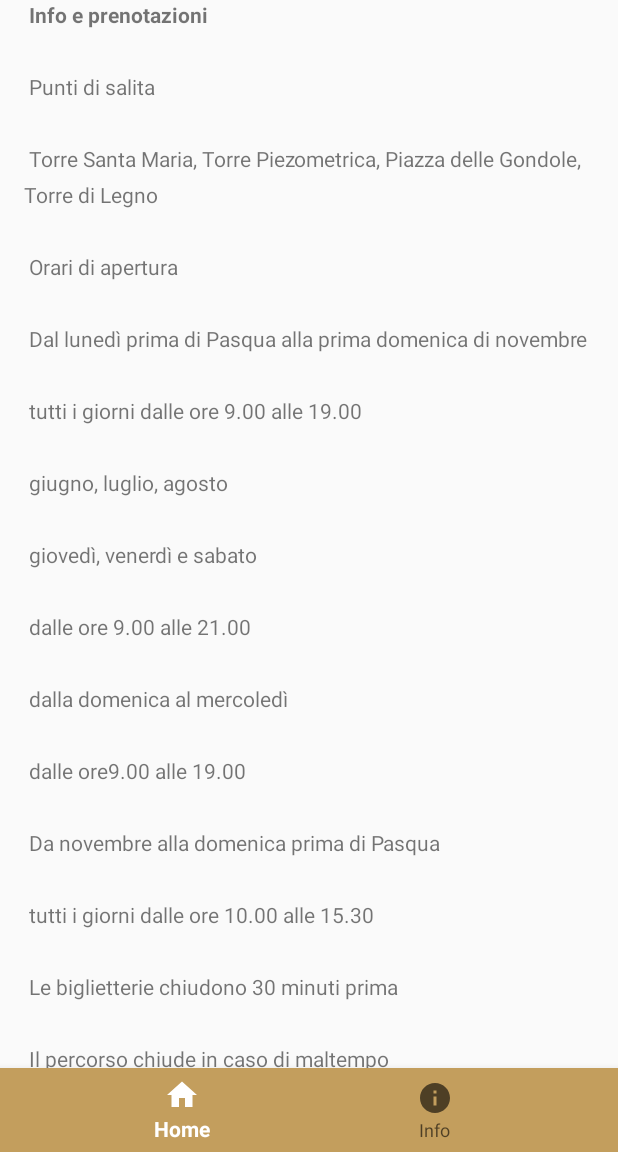
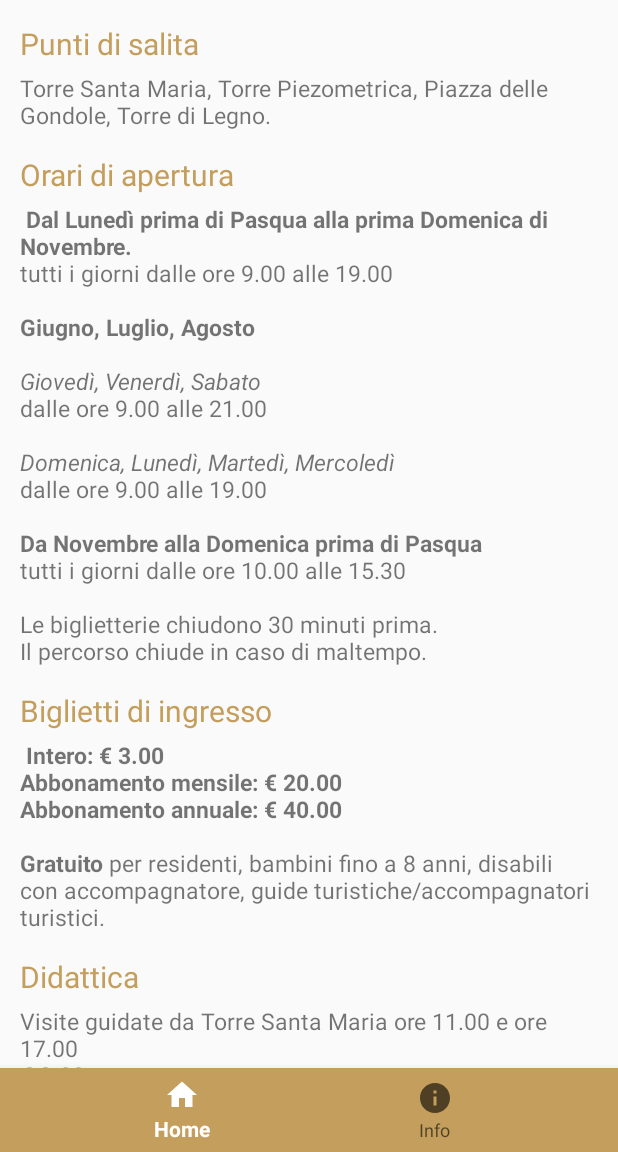
Before and after one commit to FCatinella/A_spasso_sulle_mura, an Android app: the screen it shows after launch (MainActivity), on a phone screen of 412 x 824 dp, the part 84-1236 px from its top. Run offline under Robolectric (Android 15) with nearby library versions, the light colour scheme and no system bars; 4 statements that could not run were skipped.

Commit message:
Info sistemate definitivamente (?)

```diff
--- a/app/src/main/res/layout/activity_main.xml
+++ b/app/src/main/res/layout/activity_main.xml
@@ -26,7 +26,7 @@
         android:id="@+id/viewpager"
         android:layout_width="match_parent"
         android:layout_height="0dp"
-        app:layout_constraintBottom_toBottomOf="parent"
+        app:layout_constraintBottom_toTopOf="@+id/navigation"
         app:layout_constraintEnd_toEndOf="parent"
         app:layout_constraintStart_toStartOf="parent"
         app:layout_constraintTop_toTopOf="parent">
--- a/app/src/main/res/layout/info_layout.xml
+++ b/app/src/main/res/layout/info_layout.xml
@@ -1,23 +1,140 @@
 <?xml version="1.0" encoding="utf-8"?>
-<android.support.v4.widget.NestedScrollView xmlns:android="http://schemas.android.com/apk/res/android"
-    xmlns:app="http://schemas.android.com/apk/res-auto"
-    xmlns:tools="http://schemas.android.com/tools"
+<android.support.constraint.ConstraintLayout xmlns:android="http://schemas.android.com/apk/res/android"
     android:layout_width="match_parent"
     android:layout_height="match_parent"
-    app:layout_behavior="@string/appbar_scrolling_view_behavior"
-    tools:context=".Monu_detailsActivity"
-    tools:showIn="@layout/info_layout">
+    xmlns:tools="http://schemas.android.com/tools"
+    xmlns:app="http://schemas.android.com/apk/res-auto"
+    tools:context=".MainActivity">
 
-    <TextView
-        android:id="@+id/tv_scrolling"
-        android:layout_width="wrap_content"
-        android:layout_height="wrap_content"
-        android:layout_marginBottom="@dimen/activity_vertical_margin"
-        android:layout_marginLeft="@dimen/activity_horizontal_margin"
-        android:layout_marginRight="@dimen/activity_horizontal_margin"
-        android:layout_marginTop="@dimen/activity_vertical_margin"
-        android:lineSpacingExtra="8dp"
-        android:text="@string/informazioni"
-        android:textIsSelectable="true" />
+    <ScrollView
+        android:layout_width="match_parent"
+        android:layout_height="match_parent">
 
-</android.support.v4.widget.NestedScrollView>
+        <LinearLayout
+            android:layout_width="match_parent"
+            android:layout_height="wrap_content"
+            android:orientation="vertical" >
+
+            <TextView
+                android:id="@+id/infotextView2"
+                android:layout_width="match_parent"
+                android:layout_height="wrap_content"
+                android:textSize="20dp"
+                android:layout_marginLeft="13dp"
+                android:textColor="@color/colorAccent"
+                android:layout_marginTop="15dp"
+                android:text="@string/punti_di_salita_title" />
+
+            <TextView
+                android:id="@+id/infotextView3"
+                android:layout_width="match_parent"
+                android:layout_height="wrap_content"
+                android:textSize="15dp"
+                android:layout_marginLeft="13dp"
+                android:layout_marginRight="13dp"
+                android:layout_marginTop="5dp"
+                android:text="@string/punti_di_salita" />
+
+            <TextView
+                android:id="@+id/infotextView4"
+                android:layout_width="match_parent"
+                android:layout_height="wrap_content"
+                android:textSize="20dp"
+                android:layout_marginLeft="13dp"
+                android:textColor="@color/colorAccent"
+                android:layout_marginTop="15dp"
+                android:text="@string/orari_title" />
+
+            <TextView
+                android:id="@+id/infotextView5"
+                android:layout_width="match_parent"
+                android:layout_height="wrap_content"
+                android:textSize="15dp"
+                android:layout_marginLeft="13dp"
+                android:layout_marginRight="13dp"
+                android:layout_marginTop="5dp"
+                android:text="@string/orari" />
+            <TextView
+                android:id="@+id/infotextView6"
+                android:layout_width="match_parent"
+                android:layout_height="wrap_content"
+                android:textSize="20dp"
+                android:layout_marginLeft="13dp"
+                android:textColor="@color/colorAccent"
+                android:layout_marginTop="15dp"
+                android:text="@string/biglietti_title" />
+
+            <TextView
+                android:id="@+id/infotextView7"
+                android:layout_width="match_parent"
+                android:layout_height="wrap_content"
+                android:textSize="15dp"
+                android:layout_marginLeft="13dp"
+                android:layout_marginRight="13dp"
+                android:layout_marginTop="5dp"
+                android:text="@string/biglietti" />
+            <TextView
+                android:id="@+id/infotextView8"
+                android:layout_width="match_parent"
+                android:layout_height="wrap_content"
+                android:textSize="20dp"
+                android:layout_marginLeft="13dp"
+                android:textColor="@color/colorAccent"
+                android:layout_marginTop="15dp"
+                android:text="@string/didattica_title" />
+
+            <TextView
+                android:id="@+id/infotextView9"
+                android:layout_width="match_parent"
+                android:layout_height="wrap_content"
+                android:textSize="15dp"
+                android:layout_marginRight="13dp"
+                android:layout_marginLeft="13dp"
+                android:layout_marginTop="5dp"
+                android:text="@string/didattica" />
+
+            <TextView
+                android:id="@+id/infotextView10"
+                android:layout_width="match_parent"
+                android:layout_height="wrap_content"
+                android:textSize="20dp"
+                android:layout_marginLeft="13dp"
+                android:textColor="@color/colorAccent"
+                android:layout_marginTop="15dp"
+                android:text="@string/accessibilita_title" />
+
+            <TextView
+                android:id="@+id/infotextView11"
+                android:layout_width="match_parent"
+                android:layout_height="wrap_content"
+                android:textSize="15dp"
+                android:layout_marginRight="13dp"
+                android:layout_marginLeft="13dp"
+                android:layout_marginTop="5dp"
+                android:text="@string/accessibilita" />
+
+            <TextView
+                android:id="@+id/infotextView12"
+                android:layout_width="match_parent"
+                android:layout_height="wrap_content"
+                android:textSize="20dp"
+                android:layout_marginLeft="13dp"
+                android:textColor="@color/colorAccent"
+                android:layout_marginTop="15dp"
+                android:text="@string/informazioni_title" />
+
+            <TextView
+                android:id="@+id/infotextView13"
+                android:layout_width="match_parent"
+                android:layout_height="wrap_content"
+                android:textSize="15dp"
+                android:layout_marginRight="13dp"
+                android:layout_marginLeft="13dp"
+                android:layout_marginTop="5dp"
+                android:layout_marginBottom="15dp"
+                android:text="@string/informazioni" />
+
+        </LinearLayout>
+
+    </ScrollView>
+</android.support.constraint.ConstraintLayout>
--- a/app/src/main/res/values/strings.xml
+++ b/app/src/main/res/values/strings.xml
@@ -93,59 +93,42 @@
         "For example, position the FAB to one side of stream of a cards so the FAB won’t interfere "
         "when a user tries to pick up one of cards.\n\n"
     </string>
-    <string name="informazioni">
-                <b>"Info e prenotazioni\n\n"</b>
-        "Punti di salita\n\n"
-        "Torre Santa Maria, Torre Piezometrica, Piazza delle Gondole, Torre di Legno\n\n"
 
-        "Orari di apertura\n\n"
-        "Dal lunedì prima di Pasqua alla prima domenica di novembre\n\n"
 
-        "tutti i giorni dalle ore 9.00 alle 19.00\n\n"
+    <string name="punti_di_salita_title">Punti di salita</string>
+    <string name="punti_di_salita">Torre Santa Maria, Torre Piezometrica, Piazza delle Gondole, Torre di Legno.</string>
+    <string name="orari_title">Orari di apertura</string>
+    <string name="orari">
+        <b>Dal Lunedì prima di Pasqua alla prima Domenica di Novembre.</b>
+        \ntutti i giorni dalle ore 9.00 alle 19.00
+        <b>\n\nGiugno, Luglio, Agosto</b>
+        \n\n<i>Giovedì, Venerdì, Sabato</i>
+        \ndalle ore 9.00 alle 21.00
+        \n\n<i>Domenica, Lunedì, Martedì, Mercoledì</i>
+        \ndalle ore 9.00 alle 19.00
+        <b>\n\nDa Novembre alla Domenica prima di Pasqua</b>
+        \ntutti i giorni dalle ore 10.00 alle 15.30
+        \n\nLe biglietterie chiudono 30 minuti prima.
+        \nIl percorso chiude in caso di maltempo.
+    </string>
+    <string name="biglietti_title">Biglietti di ingresso</string>
+    <string name="biglietti">
+        <b>Intero: € 3.00</b>
+        \n<b>Abbonamento mensile: € 20.00</b>
+        \n<b>Abbonamento annuale: € 40.00</b>
+        \n\n<b>Gratuito</b> per residenti, bambini fino a 8 anni, disabili con accompagnatore, guide turistiche/accompagnatori turistici.
+    </string>
+    <string name="accessibilita_title">Accessibilità</string>
+    <string name="accessibilita">Accesso per i visitatori diversamente abili presso Torre Piezometrica, Piazza delle Gondole e Torre di Legno.
+        \n\nIl percorso in quota è accessibile in autonomia dalla Torre di Legno alla Torre del Barbagianni e nell"'"intero tratto da Piazza Gondole a Porta Manin.
+        \n\nPercorso in quota parzialmente accessibile.</string>
+    <string name="didattica_title">Didattica</string>
+    <string name="didattica">Visite guidate da Torre Santa Maria ore 11.00 e ore 17.00
+    \n<b>€ 2.00</b></string>
+    <string name="informazioni_title">Informazioni</string>
+    <string name="informazioni"><b>+39 050 0987480</b>
+        \n<b>tutti i giorni dalle 9.00 alle 19.00</b>
+    </string>
 
-        "giugno, luglio, agosto\n\n"
-
-        "giovedì, venerdì e sabato\n\n"
-
-        "dalle ore 9.00 alle 21.00\n\n"
-
-        "dalla domenica al mercoledì\n\n"
-
-        "dalle ore9.00 alle 19.00\n\n"
-
-        "Da novembre alla domenica prima di Pasqua\n\n"
-
-        "tutti i giorni dalle ore 10.00 alle 15.30\n\n"
-
-        "Le biglietterie chiudono 30 minuti prima\n\n"
-
-        "Il percorso chiude in caso di maltempo\n\n"
-
-        "Biglietti di ingresso\n\n"
-        "€ 3.00\n\n"
-
-        "€ 20.00 abbonamento mensile\n\n"
-
-        "€ 40.00 abbonamento annuale\n\n"
-
-        "Gratuito
-
-        gratuito per residenti, bambini fino a 8 anni, disabili con accompagnatore, guide turistiche /accompagnatori turistici
-
-        Didattica
-        € 2.00 Visite guidate da Torre Santa Maria ore 11.00 e ore 17.00
-
-        Accessibilità
-        Accesso per i visitatori diversamente abili presso Torre Piezometrica, Piazza delle Gondole e Torre di Legno.
-
-        Il percorso in quota è accessibile in autonomia dalla Torre di Legno alla Torre del Barbagianni e nell'intero tratto da Piazza Gondole a Porta Manin.
-
-        Percorso in quota parzialmente accessibile.
-
-        Informazioni
-        +39 050 0987480
-
-        tutti i giorni dalle ore 9.00 alle 19.00"
-    </string>
     <string name="action_settings">Settings</string>
 </resources>
```
